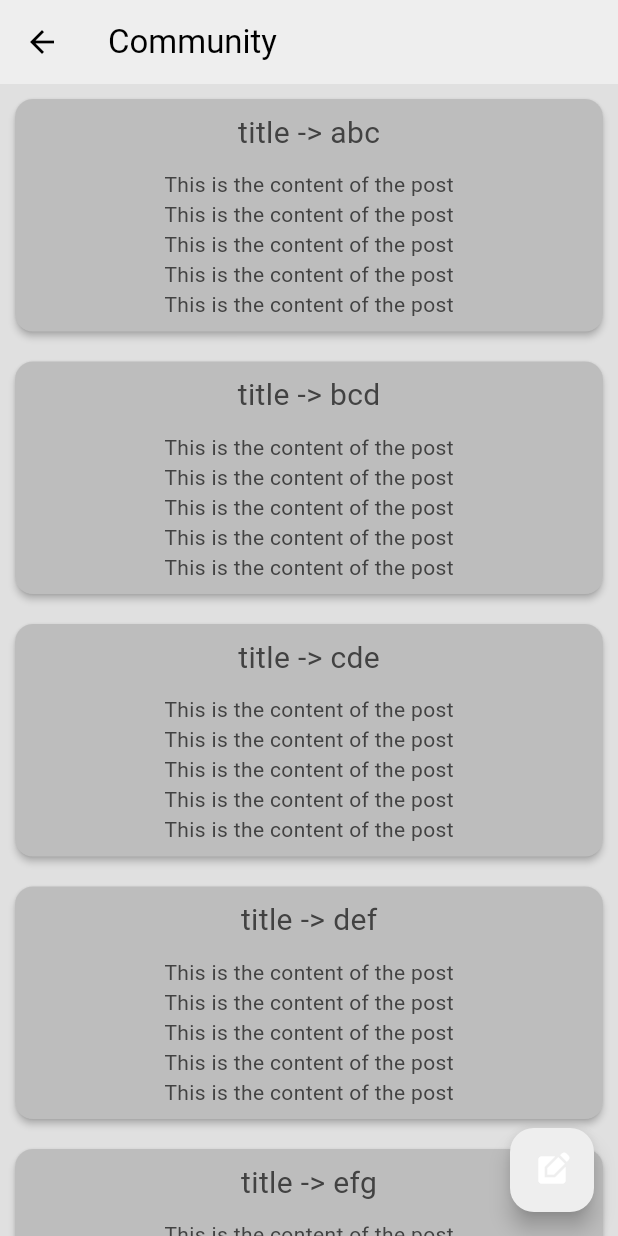
After one commit to Jagjit0306/Myriad, a Flutter app: the screen it shows once a user with an empty profile is signed in, in the side drawer, after a tap on "C O M M U N I T Y", on a phone screen of 412 x 824 dp. The commit adds this screen. Run offline on Flutter 3.47's test engine with Material 3 defaults, Android fonts, the phone set to English and light mode, and no system bars; our stand-ins replace cloud_firestore, firebase_auth, firebase_core, google_sign_in; accounts and stored records are empty; generated files the repository leaves out were written again.

Commit message:
Basic community pages added

```diff
--- /dev/null
+++ b/myriad/lib/components/community_post.dart
@@ -0,0 +1,51 @@
+import 'package:flutter/material.dart';
+import 'package:myriad/pages/community_thread.dart';
+
+class CommunityPost extends StatelessWidget {
+  final String postId;
+  final String title;
+  final String content;
+  const CommunityPost(
+      {super.key,
+      required this.postId,
+      required this.title,
+      required this.content});
+
+  @override
+  Widget build(BuildContext context) {
+    return GestureDetector(
+      onTap: () => Navigator.push(context, MaterialPageRoute(
+        builder: (context) {
+          return CommunityThread(title: title, postId: postId);
+        },
+      )),
+      child: Card(
+        color: Theme.of(context).colorScheme.secondary,
+        margin: EdgeInsets.all(10),
+        elevation: 2.0,
+        child: SizedBox(
+          width: double.infinity,
+          child: Padding(
+            padding: const EdgeInsets.all(8.0),
+            child: Column(
+              children: [
+                Text(
+                  '$title -> $postId',
+                  style: TextStyle(fontSize: 20),
+                ),
+                SizedBox(
+                  height: 10,
+                ),
+                Text(content),
+                Text(content),
+                Text(content),
+                Text(content),
+                Text(content),
+              ],
+            ),
+          ),
+        ),
+      ),
+    );
+  }
+}
--- a/myriad/lib/components/my_drawer.dart
+++ b/myriad/lib/components/my_drawer.dart
@@ -51,19 +51,19 @@ class MyDrawer extends StatelessWidget {
               //   },
               // ),
 
-              // //user tile
-              // ListTile(
-              //   leading: Icon(
-              //     Icons.group,
-              //     color: Theme.of(context).colorScheme.inversePrimary,
-              //   ),
-              //   title: Text('U S E R S'),
-              //   onTap: () {
-              //     //this is already the homescreen so pop drawer
-              //     Navigator.pop(context);
-              //     Navigator.pushNamed(context, '/users_page');
-              //   },
-              // ),
+              //community tile
+              ListTile(
+                leading: Icon(
+                  Icons.group,
+                  color: Theme.of(context).colorScheme.inversePrimary,
+                ),
+                title: Text('C O M M U N I T Y'),
+                onTap: () {
+                  //this is already the homescreen so pop drawer
+                  Navigator.pop(context);
+                  Navigator.pushNamed(context, '/community_page');
+                },
+              ),
 
               //user tile
               ListTile(
@@ -93,7 +93,6 @@ class MyDrawer extends StatelessWidget {
               Navigator.pop(context);
               signOutFromGoogle();
               if (context.mounted) {
-                print("CONTEXT MOUNTED AFTER LOGOUT");
                 Navigator.pushAndRemoveUntil(
                   context,
                   MaterialPageRoute(
--- a/myriad/lib/main.dart
+++ b/myriad/lib/main.dart
@@ -2,6 +2,8 @@ import 'package:flutter/material.dart';
 import 'package:myriad/auth/auth.dart';
 import 'package:firebase_core/firebase_core.dart';
 import 'package:myriad/firebase_options.dart';
+import 'package:myriad/pages/community_new_post.dart';
+import 'package:myriad/pages/community_page.dart';
 import 'package:myriad/pages/home_page.dart';
 import 'package:myriad/pages/on_boarding.dart';
 import 'package:myriad/themes/dark_mode.dart';
@@ -28,6 +30,8 @@ class MainApp extends StatelessWidget {
       routes: {
         '/home_page' : (context) => HomePage(),
         '/on_boarding' : (context) => OnBoarding(),
+        '/community_page' : (context) => CommunityPage(),
+        '/new_thread' : (context) => CommunityNewPost(),
       },
     );
   }
--- /dev/null
+++ b/myriad/lib/pages/community_new_post.dart
@@ -0,0 +1,15 @@
+import 'package:flutter/material.dart';
+
+class CommunityNewPost extends StatelessWidget {
+  const CommunityNewPost({super.key});
+
+  @override
+  Widget build(BuildContext context) {
+    return Scaffold(
+      appBar: AppBar(
+        title: const Text('New Thread'),
+      ),
+      body: const Text("this is where you author a new post"),
+    );
+  }
+}
--- /dev/null
+++ b/myriad/lib/pages/community_page.dart
@@ -0,0 +1,40 @@
+import 'package:flutter/material.dart';
+import 'package:myriad/components/community_post.dart';
+
+class CommunityPage extends StatelessWidget {
+  CommunityPage({super.key});
+
+  final List<List<String>> tempList = [
+    ['abc', 'title', 'This is the content of the post'],
+    ['bcd', 'title', 'This is the content of the post'],
+    ['cde', 'title', 'This is the content of the post'],
+    ['def', 'title', 'This is the content of the post'],
+    ['efg', 'title', 'This is the content of the post'],
+  ];
+
+  @override
+  Widget build(BuildContext context) {
+    return Scaffold(
+      appBar: AppBar(
+        title: const Text("Community"),
+        backgroundColor: Theme.of(context).colorScheme.primary,
+      ),
+      floatingActionButton: FloatingActionButton(
+        child: const Icon(Icons.edit_square),
+        onPressed: () {
+          Navigator.pushNamed(context, '/new_thread');
+        },
+      ),
+      body: ListView.builder(
+        itemCount: tempList.length,
+        itemBuilder: (context, index) {
+          return CommunityPost(
+            postId: tempList[index][0],
+            title: tempList[index][1],
+            content: tempList[index][2],
+          );
+        },
+      ),
+    );
+  }
+}
--- /dev/null
+++ b/myriad/lib/pages/community_thread.dart
@@ -0,0 +1,18 @@
+import 'package:flutter/material.dart';
+
+class CommunityThread extends StatelessWidget {
+  final String title;
+  final String postId;
+
+  const CommunityThread({super.key, required this.title, required this.postId});
+
+  @override
+  Widget build(BuildContext context) {
+    return Scaffold(
+      appBar: AppBar(
+        title: Text(title),
+      ),
+      body: Text("show content for postid $postId"),
+    );
+  }
+}
--- a/myriad/lib/pages/on_boarding.dart
+++ b/myriad/lib/pages/on_boarding.dart
@@ -19,6 +19,7 @@ class _OnBoardingState extends State<OnBoarding> {
     {'Hearing Impairment': false},
     {'Speech Impairment': false},
     {'Dexterity Impairment': false},
+    {'Wheelchair Bound': false},
     {'Limb Differences': false},
     {'Paralysis': false},
   ];
```
